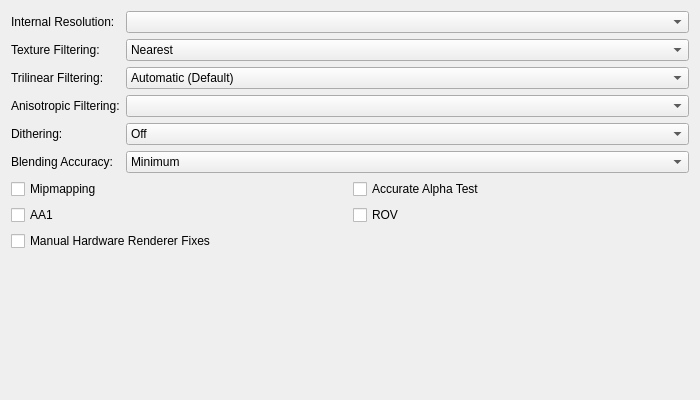
First picture: the form in pcsx2-qt/Settings/GraphicsHardwareRenderingSettingsTab.ui, repository PCSX2/pcsx2, before the edit.
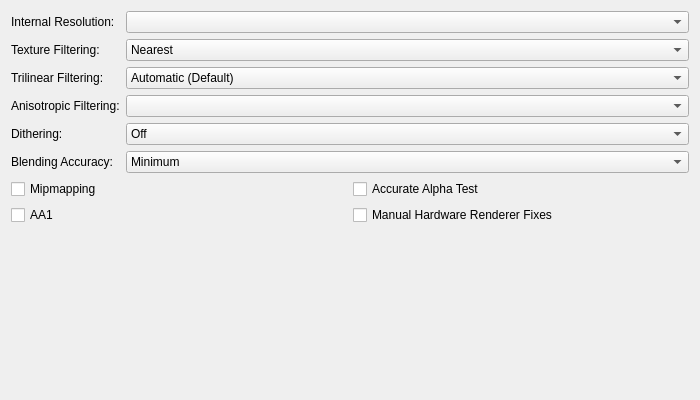
Second picture: the form after the edit.

The edit to the form file:
```diff
--- a/pcsx2-qt/Settings/GraphicsHardwareRenderingSettingsTab.ui
+++ b/pcsx2-qt/Settings/GraphicsHardwareRenderingSettingsTab.ui
@@ -72,13 +72,6 @@
       </widget>
      </item>
      <item row="1" column="1">
-      <widget class="QCheckBox" name="rov">
-       <property name="text">
-        <string>ROV</string>
-       </property>
-      </widget>
-     </item>
-     <item row="2" column="0">
       <widget class="QCheckBox" name="enableHWFixes">
        <property name="text">
         <string>Manual Hardware Renderer Fixes</string>
```
Left out of the diff: 1 changed line with no effect on the pictures.
